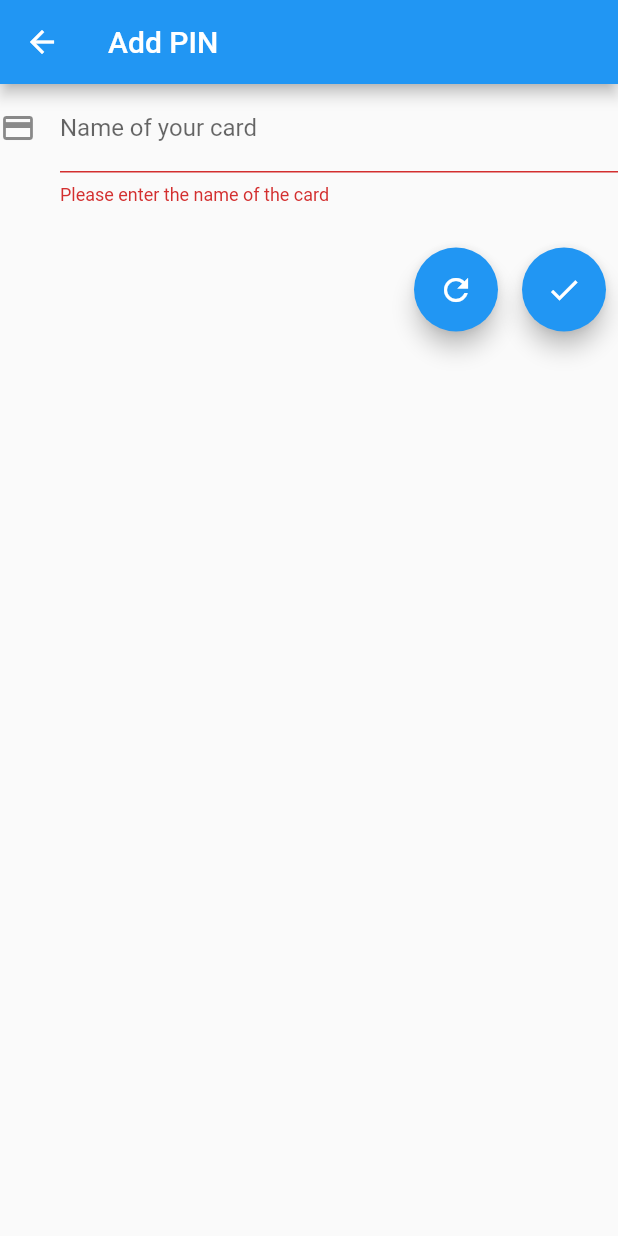
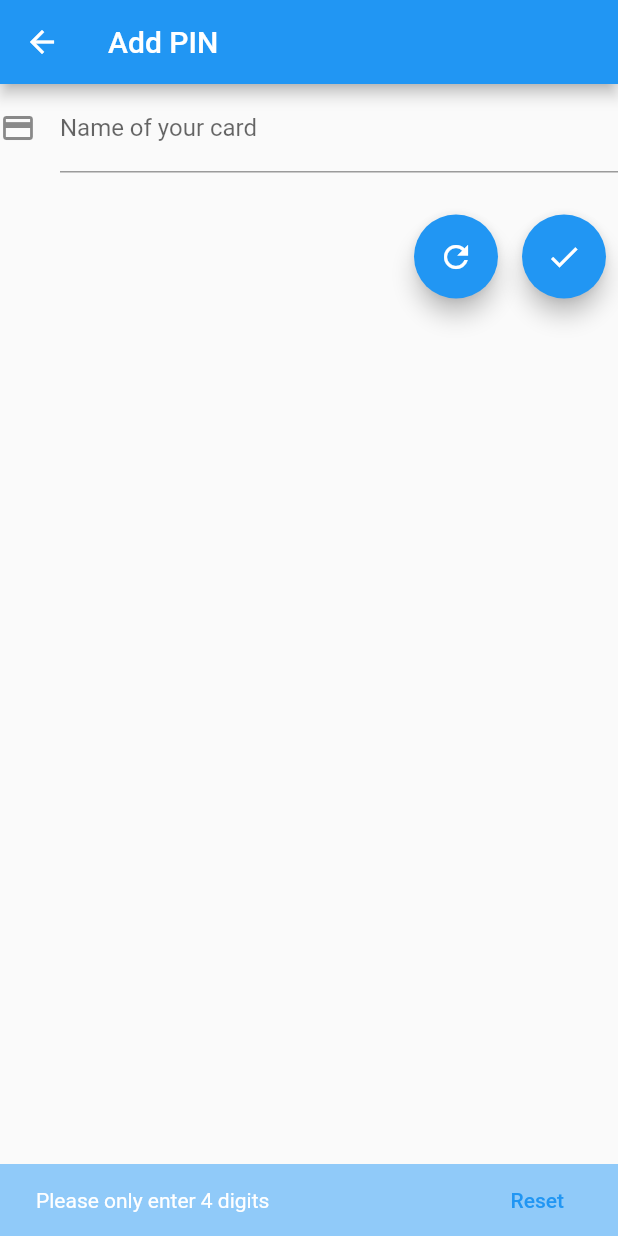
Before and after one commit to KasperKimose/PINKeeper, a Flutter app: the AddScreen screen opened directly with empty values, after a tap on the "done" icon, on a phone screen of 412 x 824 dp. Run offline on Flutter 3.47's test engine with Material 2 defaults, Android fonts, the phone set to English and light mode, and no system bars; our stand-ins replace flutter_redux, redux.

Commit message:
It is now possible to save cards

```diff
--- /dev/null
+++ b/pin_keeper/lib/helpers/colors_list.dart
@@ -0,0 +1,24 @@
+import 'package:flutter/material.dart';
+
+class ColorList{
+
+  static final colors =
+  [
+     Colors.green,
+     Colors.yellow,
+     Colors.red,
+     Colors.green,
+     Colors.yellow,
+     Colors.blue,
+     Colors.green,
+     Colors.yellow,
+     Colors.green,
+     Colors.red,
+     Colors.blue,
+     Colors.red,
+     Colors.yellow,
+     Colors.blue,
+     Colors.red,
+     Colors.blue,
+  ];
+}
--- a/pin_keeper/lib/models/pin_card.dart
+++ b/pin_keeper/lib/models/pin_card.dart
@@ -2,6 +2,7 @@ import 'dart:collection';
 
 import 'package:flutter/material.dart';
 import 'package:meta/meta.dart';
+import 'package:pin_keeper/helpers/colors_list.dart';
 import 'package:pin_keeper/models/pin_number.dart';
 
 @immutable
@@ -15,27 +16,30 @@ class PINCard {
       this.name = name ?? '',
       this.numbers = numbers ?? [],
       this.card = card ?? [
-        PINNumber(id: 1, color: Colors.green),
-        PINNumber(id: 2, color: Colors.yellow),
-        PINNumber(id: 3, color: Colors.red),
-        PINNumber(id: 4, color: Colors.green),
-        PINNumber(id: 5, color: Colors.yellow),
-        PINNumber(id: 6, color: Colors.blue),
-        PINNumber(id: 7, color: Colors.green),
-        PINNumber(id: 8, color: Colors.yellow),
-        PINNumber(id: 9, color: Colors.green),
-        PINNumber(id: 10, color: Colors.red),
-        PINNumber(id: 11, color: Colors.blue),
-        PINNumber(id: 12, color: Colors.red),
-        PINNumber(id: 13, color: Colors.yellow),
-        PINNumber(id: 14, color: Colors.blue),
-        PINNumber(id: 15, color: Colors.red),
-        PINNumber(id: 16, color: Colors.blue)
+        PINNumber(id: 0, color: ColorList.colors[0]),
+        PINNumber(id: 1, color: ColorList.colors[1]),
+        PINNumber(id: 2, color: ColorList.colors[2]),
+        PINNumber(id: 3, color: ColorList.colors[3]),
+        PINNumber(id: 4, color: ColorList.colors[4]),
+        PINNumber(id: 5, color: ColorList.colors[5]),
+        PINNumber(id: 6, color: ColorList.colors[6]),
+        PINNumber(id: 7, color: ColorList.colors[7]),
+        PINNumber(id: 8, color: ColorList.colors[8]),
+        PINNumber(id: 9, color: ColorList.colors[9]),
+        PINNumber(id: 10, color: ColorList.colors[10]),
+        PINNumber(id: 11, color: ColorList.colors[11]),
+        PINNumber(id: 12, color: ColorList.colors[12]),
+        PINNumber(id: 13, color: ColorList.colors[13]),
+        PINNumber(id: 14, color: ColorList.colors[14]),
+        PINNumber(id: 15, color: ColorList.colors[15])
       ];
 
   PINCard addPIN({PINNumber number}){
+    if(numbers.contains(number)){
+      numbers.map((n) => n.id == number.id ? number.updateNumber() : n).toList();
+    } else numbers.add(number.updateNumber());
     return PINCard(
-      numbers: numbers.map((n) => n.id == number.id ? number : n).toList(),
+      numbers: numbers,
       card: card.map((n) => n.id == number.id ? number.updateNumber() : n).toList()
     );
   }
--- a/pin_keeper/lib/presentation/add_screen.dart
+++ b/pin_keeper/lib/presentation/add_screen.dart
@@ -8,7 +8,6 @@ import 'package:pin_keeper/models/pin_number.dart';
 class AddScreen extends StatelessWidget{
 
   static final GlobalKey<FormFieldState<String>> _nameKey = new GlobalKey();
-
   final PINCard initialCard;
   final Function onReset;
   final Function onSave;
@@ -93,10 +92,27 @@ class AddScreen extends StatelessWidget{
 
   void _saveCard(BuildContext context){
 
-    if(_nameKey.currentState.validate() != null){
+    if(this.initialCard.numbers.length == 4){
+      if(_nameKey.currentState.validate()){
+        onSave(_nameKey.currentState.value);
 
+        Navigator.pop(context);
+      }
     } else{
-      Navigator.pop(context);
+      Scaffold.of(context).showSnackBar(SnackBar(
+        duration: Duration(seconds: 2),
+        backgroundColor: Theme.of(context).backgroundColor,
+        content: Text(
+          'Please only enter 4 digits',
+          maxLines: 1,
+          overflow: TextOverflow.ellipsis,
+          ),
+          action: SnackBarAction(
+            label: "Reset",
+            onPressed: () => onReset(),
+          )
+        )
+      );
     }
   }
 }
--- a/pin_keeper/lib/presentation/credit_card_item.dart
+++ b/pin_keeper/lib/presentation/credit_card_item.dart
@@ -1,7 +1,6 @@
 import 'package:flutter/material.dart';
 import 'package:pin_keeper/helpers/keys.dart';
 import 'package:pin_keeper/models/creditcard.dart';
-
 class CreditCardItem extends StatelessWidget{
 
   final CreditCard card;
@@ -24,7 +23,6 @@ class CreditCardItem extends StatelessWidget{
           title: Hero(
             tag: '${card.id}__heroTag',
             child: Container(
-            width: MediaQuery.of(context).size.width,
             child: Text(
               card.name,
               style: Theme.of(context).textTheme.title,
--- a/pin_keeper/lib/presentation/credit_card_list.dart
+++ b/pin_keeper/lib/presentation/credit_card_list.dart
@@ -21,12 +21,9 @@ class CreditCardList extends StatelessWidget{
   Widget build(BuildContext context) {
    if (cards.length != 0){
      return ListView.builder(
+       itemCount: cards.length,
        itemBuilder: (BuildContext context, int index) {
-           if (index.isOdd) return new Divider();
-
-           final i = index ~/ 2;
-
-           final creditCard = cards[i];
+         final creditCard = cards[index];
 
          return CreditCardItem(
            card: creditCard,
--- a/pin_keeper/lib/repository/pin_number_entity.dart
+++ b/pin_keeper/lib/repository/pin_number_entity.dart
@@ -1,4 +1,5 @@
 import 'package:flutter/material.dart';
+import 'package:pin_keeper/helpers/colors_list.dart';
 
 class PINNumberEntity {
 
@@ -11,9 +12,16 @@ class PINNumberEntity {
   static PINNumberEntity fromJson(Map<String, Object> json){
     return PINNumberEntity(
       json['id'] as int,
-      json['color'] as Color,
+      ColorList.colors[json['id'] as int],
       json['number'] as int
     );
+  }
+
+  Map<String, Object> toJson(){
+    return {
+      "id": id,
+      "number": number
+    };
   }
 
   @override
```
Lines whose indentation alone changed are shown as unchanged.
